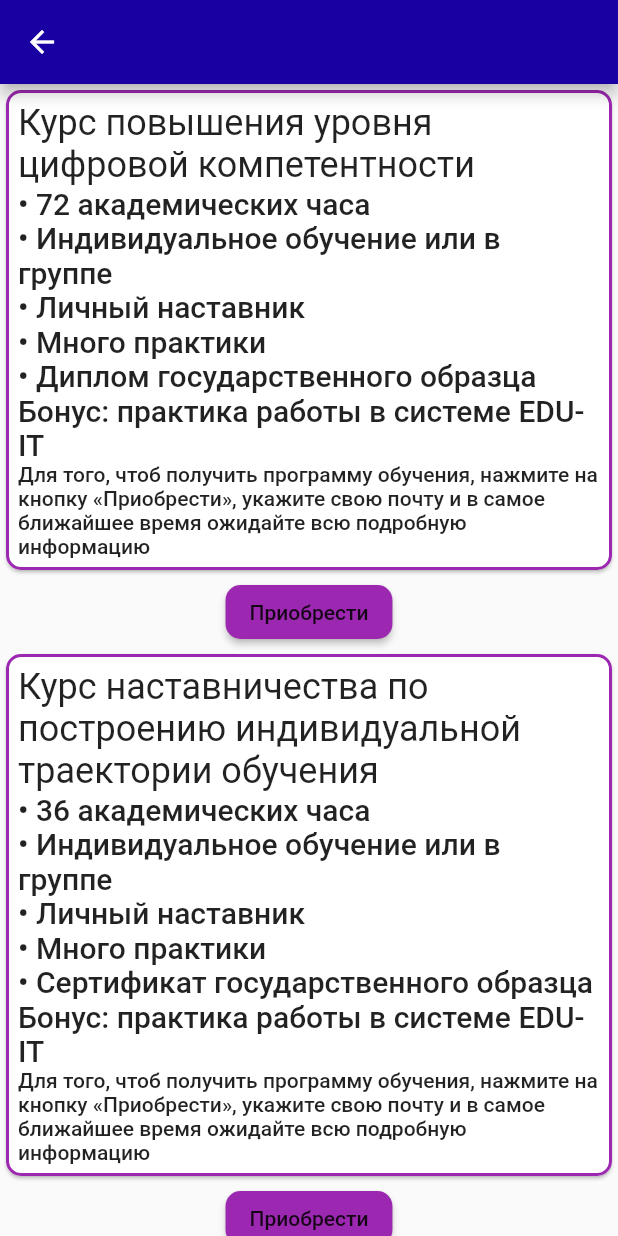
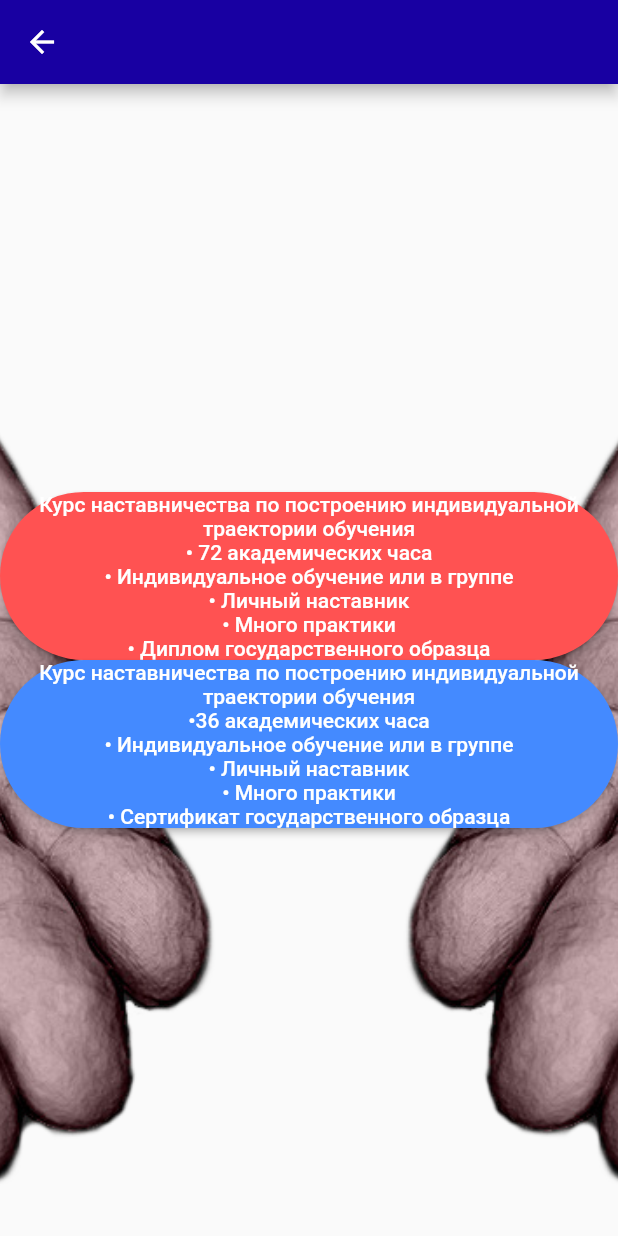
Before and after one commit to StarostinVlad/edudigital, a Flutter app: the DemoScreen screen opened directly, on a phone screen of 412 x 824 dp. Run offline on Flutter 3.47's test engine with Material 2 defaults, Android fonts, the phone set to English and light mode, and no system bars; our stand-ins replace file_picker, pie_chart, video_player; missing offline and left inert: dart:html, responsive_grid_list; accounts and stored records are empty; Roboto replaces fonts that are missing (arial); statements that could not run were skipped.

Commit message:
исправил отображение уровней, поменял отображение демо

```diff
--- a/lib/ApiClient.dart
+++ b/lib/ApiClient.dart
@@ -10,23 +10,23 @@ import 'package:file_picker/file_picker.dart';
 import 'package:http/browser_client.dart';
 import 'package:http/http.dart' as http;
 
-class UserAgentClient {
+class ApiClient {
   final BrowserClient _client = (http.Client() as BrowserClient);
 
-  static UserAgentClient? _instance;
+  static ApiClient? _instance;
 
   Map<String, String> headers = {
     'Content-Type': 'application/json; charset=UTF-8',
   };
 
-  UserAgentClient._internal() {
+  ApiClient._internal() {
     _instance = this;
     (_client).withCredentials = true;
   }
 
-  factory UserAgentClient() {
+  factory ApiClient() {
     print(_instance);
-    return _instance ?? UserAgentClient._internal();
+    return _instance ?? ApiClient._internal();
   }
 
   Future<String> logout() async {
--- a/lib/demo_screen.dart
+++ b/lib/demo_screen.dart
@@ -2,6 +2,7 @@ import 'dart:html';
 
 import 'package:edudigital/login_page.dart';
 import 'package:edudigital/main.dart';
+import 'package:edudigital/util_widgets.dart';
 import 'package:flutter/material.dart';
 
 import 'ApiClient.dart';
@@ -17,7 +18,14 @@ class DemoScreen extends StatelessWidget {
         title: Text(""),
       ),
 
-      body: Center(
+      body: Container(
+        decoration: BoxDecoration(
+            image: DecorationImage(
+                fit: BoxFit.fitHeight,
+                image: AssetImage(
+                  'assets/two_hand.png',
+                ))),
+        child: Center(
           // Center is a layout widget. It takes a single child and positions it
           // in the middle of the parent.
           child: MyApp.isDesktop(context)
@@ -32,6 +40,7 @@ class DemoScreen extends StatelessWidget {
                   shrinkWrap: true,
                   children: children(context),
                 ),
+        ),
       ), // This trailing comma makes auto-formatting nicer for build methods.
     );
   }
@@ -41,7 +50,9 @@ class DemoScreen extends StatelessWidget {
       Expanded(
         child: Element2(),
       ),
-      Expanded(child: Element1()),
+      Expanded(
+        child: Element1(),
+      ),
     ];
   }
 }
@@ -51,54 +62,25 @@ class Element2 extends StatelessWidget {
 
   @override
   Widget build(BuildContext context) {
-    return Column(
-      mainAxisAlignment: MainAxisAlignment.center,
-      mainAxisSize: MainAxisSize.max,
-      children: [
-        Card(
-          shape: RoundedRectangleBorder(
-              borderRadius: BorderRadius.all(Radius.circular(10)),
-              side: BorderSide(width: 2, color: Colors.purple)),
-          child: Padding(
-            padding: const EdgeInsets.all(8.0),
-            child: Column(
-              mainAxisAlignment: MainAxisAlignment.spaceBetween,
-              children: [
-                Text(
-                  'Курс повышения уровня цифровой компетентности',
-                  style: Theme.of(context).textTheme.headline5,
-                ),
-                Text(
-                  '''• 72 академических часа
-• Индивидуальное обучение или в группе
-• Личный наставник
-• Много практики
-• Диплом государственного образца
-Бонус: практика работы в системе EDU-IT''',
-                  style: Theme.of(context).textTheme.headline6,
-                ),
-                Text(
-                  '''Для того, чтоб получить программу обучения, нажмите на кнопку «Приобрести», укажите свою почту и в самое ближайшее время ожидайте всю подробную информацию''',
-                  style: Theme.of(context).textTheme.bodyText1,
-                ),
-              ],
-            ),
-          ),
-        ),
-        MaterialButton(
-          color: Colors.purple,
-          shape:
-              RoundedRectangleBorder(borderRadius: BorderRadius.circular(10)),
+    return ElevatedButton(
       onPressed: () {
         showDialog<String>(
             context: context,
             builder: (BuildContext context) => PurchaseDialog());
       },
-          child: Text(
-            'Приобрести',
+      style: ElevatedButton.styleFrom(
+          shape: StadiumBorder(), primary: Colors.redAccent),
+      child: Column(
+        mainAxisAlignment: MainAxisAlignment.spaceBetween,
+        children: [
+          CustomText(
+            'Курс наставничества по построению индивидуальной траектории обучения',
           ),
+          CustomText(
+            '• 72 академических часа\n• Индивидуальное обучение или в группе\n• Личный наставник\n• Много практики\n• Диплом государственного образца',
           ),
         ],
+      ),
     );
   }
 }
@@ -108,53 +90,25 @@ class Element1 extends StatelessWidget {
 
   @override
   Widget build(BuildContext context) {
-    return Column(
-      mainAxisAlignment: MainAxisAlignment.center,
-      children: [
-        Card(
-          shape: RoundedRectangleBorder(
-              borderRadius: BorderRadius.all(Radius.circular(10)),
-              side: BorderSide(width: 2, color: Colors.purple)),
-          child: Padding(
-            padding: const EdgeInsets.all(8.0),
-            child: Column(
-              mainAxisAlignment: MainAxisAlignment.spaceBetween,
-              children: [
-                Text(
-                  '''Курс наставничества по построению индивидуальной траектории обучения''',
-                  style: Theme.of(context).textTheme.headline5,
-                ),
-                Text(
-                  '''• 36 академических часа
-• Индивидуальное обучение или в группе
-• Личный наставник
-• Много практики
-• Сертификат государственного образца
-Бонус: практика работы в системе EDU-IT''',
-                  style: Theme.of(context).textTheme.headline6,
-                ),
-                Text(
-                  '''Для того, чтоб получить программу обучения, нажмите на кнопку «Приобрести», укажите свою почту и в самое ближайшее время ожидайте всю подробную информацию''',
-                  style: Theme.of(context).textTheme.bodyText1,
-                ),
-              ],
-            ),
-          ),
-        ),
-        MaterialButton(
-          color: Colors.purple,
-          shape:
-              RoundedRectangleBorder(borderRadius: BorderRadius.circular(10)),
+    return ElevatedButton(
       onPressed: () {
         showDialog<String>(
             context: context,
             builder: (BuildContext context) => PurchaseDialog());
       },
-          child: Text(
-            'Приобрести',
+      style: ElevatedButton.styleFrom(
+          shape: StadiumBorder(), primary: Colors.blueAccent),
+      child: Column(
+        mainAxisAlignment: MainAxisAlignment.spaceBetween,
+        children: [
+          CustomText(
+            'Курс наставничества по построению индивидуальной траектории обучения',
           ),
+          CustomText(
+            '•36 академических часа\n• Индивидуальное обучение или в группе\n• Личный наставник\n• Много практики\n• Сертификат государственного образца',
           ),
         ],
+      ),
     );
   }
 }
@@ -259,7 +213,7 @@ class _PurchaseDialogState extends State<PurchaseDialog> {
               });
             }
             if (_surnameError == null && _nameError == null) {
-              UserAgentClient()
+              ApiClient()
                   .createGroup(_emailController.text)
                   .then((value) => Navigator.pop(context, 'OK'));
             }
--- a/lib/invite_screen.dart
+++ b/lib/invite_screen.dart
@@ -17,7 +17,7 @@ class _InviteStudentScreenState extends State<InviteStudentScreen> {
     return Scaffold(
       appBar: AppBar(
         backgroundColor: Theme.of(context).accentColor,
-        title: Text('EduDigital'),
+        title: Text('Edu-it'),
       ),
       body: Container(
         child: Center(
--- a/lib/login_page.dart
+++ b/lib/login_page.dart
@@ -350,8 +350,8 @@ class _LoginFormState extends State<LoginForm> {
                   _enabled = false;
                 });
                 print('$_login $_password');
-                UserAgentClient().auth(_login!, _password!).then((loginValue) {
-                  UserAgentClient().getProfile().then((profileValue) {
+                ApiClient().auth(_login!, _password!).then((loginValue) {
+                  ApiClient().getProfile().then((profileValue) {
                     context.read<Data>().refreshProfileData(profileValue);
                     if (profileValue.role == 'student')
                       Navigator.popAndPushNamed(context, "/student");
@@ -462,7 +462,7 @@ class _ForgetPasswordState extends State<ForgetPassword> {
               });
             }
             if (_emailError == null) {
-              UserAgentClient()
+              ApiClient()
                   .forgetPassword(_emailController.text)
                   .then((value) => Navigator.pop(context, 'OK'));
             }
--- a/lib/main.dart
+++ b/lib/main.dart
@@ -80,15 +80,15 @@ class MyApp extends StatelessWidget {
         return MaterialPageRoute(builder: (context) => const DemoScreen());
       case RoutesName.teacher:
         return MaterialPageRoute(builder: (context) {
-          UserAgentClient().getGroups().then((value) {
+          ApiClient().getGroups().then((value) {
             if (value.isNotEmpty) {
               context.read<GroupData>().refreshGroupsData(value);
-              UserAgentClient()
+              ApiClient()
                   .getGroupDetail(value.first.id)
                   .then((groupDetail) {
                 context.read<GroupData>().refreshGroupDetailData(groupDetail);
               });
-              UserAgentClient()
+              ApiClient()
                   .getGroupAvailableTests(value.first.id)
                   .then((levels) {
                 context.read<GroupData>().refreshLevelsData(levels);
--- a/lib/main_screeen.dart
+++ b/lib/main_screeen.dart
@@ -15,7 +15,7 @@ class MainScreen extends StatefulWidget {
 class _MainScreenState extends State<MainScreen> {
   @override
   void initState() {
-    UserAgentClient().getProfile().then((value) {
+    ApiClient().getProfile().then((value) {
       context.read<Data>().refreshProfileData(value);
 
       switch (value.role) {
--- a/lib/question_page.dart
+++ b/lib/question_page.dart
@@ -125,7 +125,7 @@ class _QuestionScreenState extends State<QuestionScreen> {
 
 class QuestionContainer extends StatelessWidget {
   getNextQuestion(BuildContext context) {
-    UserAgentClient().getNextQuestion().catchError((error, stackTrace) {
+    ApiClient().getNextQuestion().catchError((error, stackTrace) {
       showDialog<String>(
           context: context,
           builder: (BuildContext context) => TestIsOverDialog());
@@ -172,7 +172,7 @@ class QuestionContainer extends StatelessWidget {
           context.read<Data>().refreshQuestionStatus(true);
           print(
               "questionID: ${questionData.id} answerId:${questionData.answersId}");
-          UserAgentClient()
+          ApiClient()
               .giveAnswersForQuestion(questionData.id, questionData.answersId)
               .then((value) {
             getNextQuestion(context);
--- a/pubspec.yaml
+++ b/pubspec.yaml
@@ -67,6 +67,9 @@ flutter:
     - assets/login_background.jpg
     - assets/login_background2.png
     - assets/EIKFU_logo.png
+    - assets/right_hand.png
+    - assets/left_hand.png
+    - assets/two_hand.png
     - assets/no_acc_image.jpg
   fonts:
     - family: arialblack
```
Also changed, not shown: lib/student_page.dart (+22 -8 lines), lib/teacher_page.dart (+12 -12 lines), lib/util_widgets.dart (+8 -6 lines), assets/left_hand.png (added), assets/right_hand.png (added), assets/two_hand.png (added), assets/twohand.png (added), pubspec.lock. Lines whose indentation alone changed are shown as unchanged.
